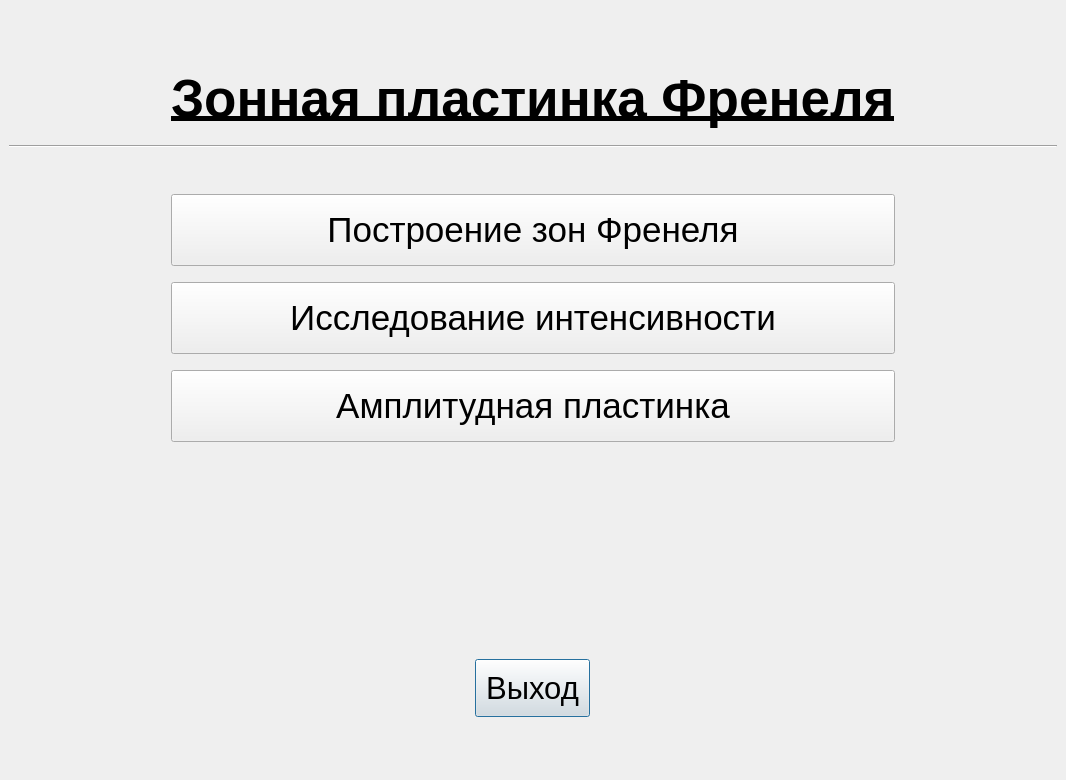
Before: the Qt Designer form QtFresnelZones/titlewindow.ui in Lnd-stoL/fresnel-zones-qt, drawn with Qt 5.
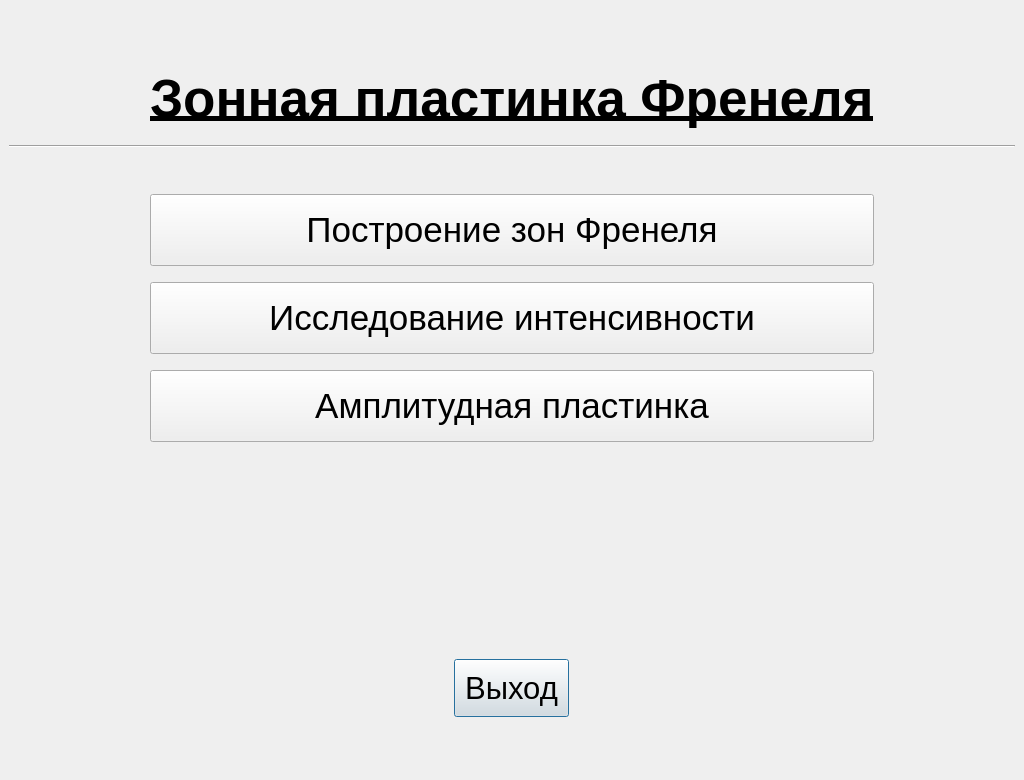
After: the same form once the commit is applied. Custom widgets are drawn as their Qt base class.

What changed in the file:
```diff
--- a/QtFresnelZones/titlewindow.ui
+++ b/QtFresnelZones/titlewindow.ui
@@ -6,7 +6,7 @@
    <rect>
     <x>0</x>
     <y>0</y>
-    <width>1066</width>
+    <width>1024</width>
     <height>780</height>
    </rect>
   </property>
```
